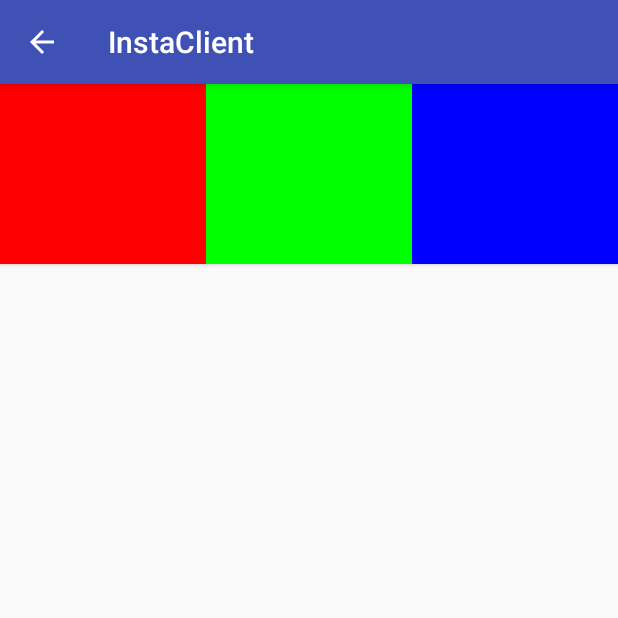
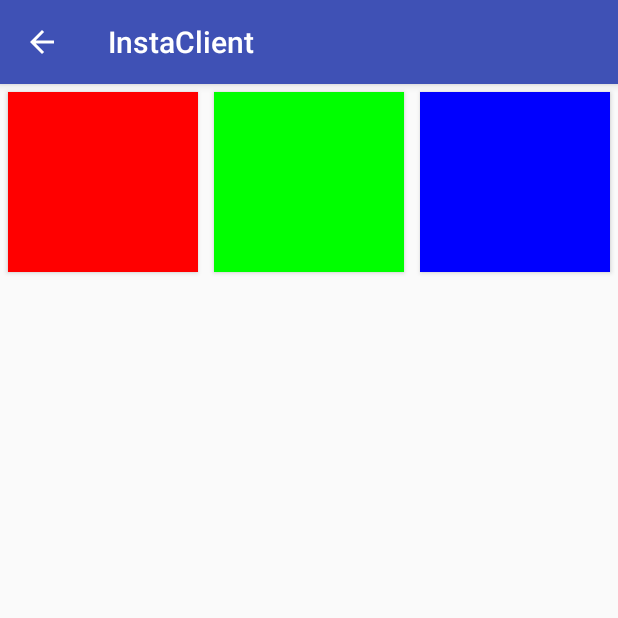
Before and after one commit to msakhterov/InstaClient, an Android app: the ChoiceThemeColorActivity screen opened directly, with no data from a screen before it, on a phone screen of 412 x 824 dp, the top half of it. Run offline under Robolectric (Android 15) with nearby library versions, the phone set to English and light mode, and no system bars.

Commit message:
Обновлено переключение тем приложения

```diff
--- a/app/build.gradle
+++ b/app/build.gradle
@@ -21,6 +21,7 @@ android {
 dependencies {
     implementation fileTree(dir: 'libs', include: ['*.jar'])
     implementation 'com.android.support:appcompat-v7:27.1.1'
+    implementation 'com.android.support:design:27.1.1'
     implementation 'com.android.support:recyclerview-v7:27.1.1'
     implementation 'com.android.support.constraint:constraint-layout:1.1.2'
     testImplementation 'junit:junit:4.12'
--- a/app/src/main/res/layout/choice_theme_color_item.xml
+++ b/app/src/main/res/layout/choice_theme_color_item.xml
@@ -1,6 +1,8 @@
 <?xml version="1.0" encoding="utf-8"?>
 <Button xmlns:android="http://schemas.android.com/apk/res/android"
     android:layout_width="match_parent"
-    android:layout_height="120dp">
+    android:layout_height="120dp"
+    android:layout_margin="5dp"
+    >
 
 </Button>
--- a/app/src/main/res/values/colors.xml
+++ b/app/src/main/res/values/colors.xml
@@ -6,10 +6,13 @@
 
     <color name="colorRedPrimary">#F44336</color>
     <color name="colorRedPrimaryDark">#D32F2F</color>
+    <color name="colorRedAccent">#00BCD4</color>
 
     <color name="colorGreenPrimary">#4CAF50</color>
     <color name="colorGreenPrimaryDark">#388E3C</color>
+    <color name="colorGreenAccent">#E040FB</color>
 
     <color name="colorBluePrimary">#2196F3</color>
     <color name="colorBluePrimaryDark">#1976D2</color>
+    <color name="colorBlueAccent">#FFEB3B</color>
 </resources>
--- a/app/src/main/res/values/styles.xml
+++ b/app/src/main/res/values/styles.xml
@@ -9,21 +9,21 @@
     </style>
 
     <style name="RedTheme" parent="AppTheme">
-        <!-- Customize your theme here. -->
         <item name="colorPrimary">@color/colorRedPrimary</item>
         <item name="colorPrimaryDark">@color/colorRedPrimaryDark</item>
+        <item name="colorAccent">@color/colorRedAccent</item>
     </style>
 
     <style name="GreenTheme" parent="AppTheme">
-        <!-- Customize your theme here. -->
         <item name="colorPrimary">@color/colorGreenPrimary</item>
         <item name="colorPrimaryDark">@color/colorGreenPrimaryDark</item>
+        <item name="colorAccent">@color/colorGreenAccent</item>
     </style>
 
     <style name="BlueTheme" parent="AppTheme">
-        <!-- Customize your theme here. -->
         <item name="colorPrimary">@color/colorBluePrimary</item>
         <item name="colorPrimaryDark">@color/colorBluePrimaryDark</item>
+        <item name="colorAccent">@color/colorBlueAccent</item>
     </style>
 
 
```
Also changed, not shown: app/src/main/java/ru/msakhterov/instaclient/ChoiceThemeColorActivity.java (+32 -1 lines), app/src/main/res/drawable/ic_add.xml (added, +9 -0 lines), app/src/main/res/layout/activity_picture_gallery.xml (+14 -3 lines).
